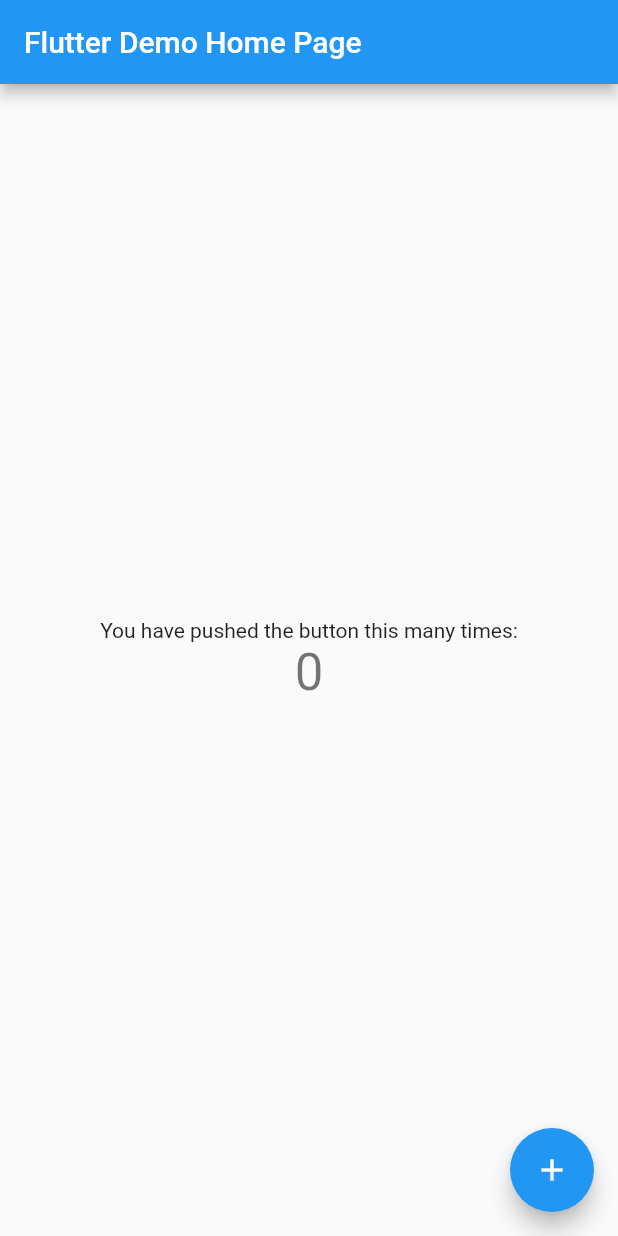
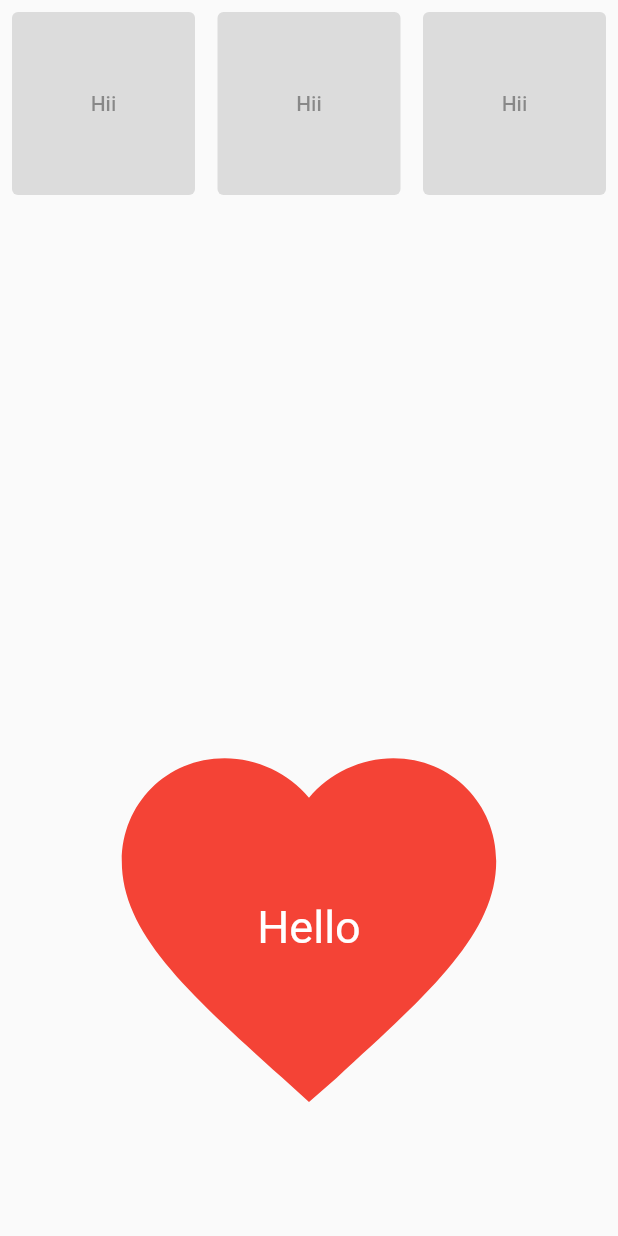
Before and after one commit to Baronsindo/questions_for_couples, a Flutter app: the screen it shows after launch, on a phone screen of 412 x 824 dp. Run offline on Flutter 3.47's test engine with Material 2 defaults, Android fonts, the phone set to English and light mode, and no system bars.

Commit message:
gadit button 3la chkel heart fiha text

```diff
--- a/lib/main.dart
+++ b/lib/main.dart
@@ -22,92 +22,72 @@
         // is not restarted.
         primarySwatch: Colors.blue,
       ),
-      home: MyHomePage(title: 'Flutter Demo Home Page'),
+      home: MyHomePage(),
     );
   }
 }
 
 class MyHomePage extends StatefulWidget {
-  MyHomePage({Key? key, required this.title}) : super(key: key);
-
-  // This widget is the home page of your application. It is stateful, meaning
-  // that it has a State object (defined below) that contains fields that affect
-  // how it looks.
-
-  // This class is the configuration for the state. It holds the values (in this
-  // case the title) provided by the parent (in this case the App widget) and
-  // used by the build method of the State. Fields in a Widget subclass are
-  // always marked "final".
-
-  final String title;
+  const MyHomePage({Key? key}) : super(key: key);
 
   @override
   _MyHomePageState createState() => _MyHomePageState();
 }
 
 class _MyHomePageState extends State<MyHomePage> {
-  int _counter = 0;
-
-  void _incrementCounter() {
-    setState(() {
-      // This call to setState tells the Flutter framework that something has
-      // changed in this State, which causes it to rerun the build method below
-      // so that the display can reflect the updated values. If we changed
-      // _counter without calling setState(), then the build method would not be
-      // called again, and so nothing would appear to happen.
-      _counter++;
-    });
-  }
-
   @override
   Widget build(BuildContext context) {
-    // This method is rerun every time setState is called, for instance as done
-    // by the _incrementCounter method above.
-    //
-    // The Flutter framework has been optimized to make rerunning build methods
-    // fast, so that you can just rebuild anything that needs updating rather
-    // than having to individually change instances of widgets.
-    return Scaffold(
-      appBar: AppBar(
-        // Here we take the value from the MyHomePage object that was created by
-        // the App.build method, and use it to set our appbar title.
-        title: Text(widget.title),
+    return new Scaffold(
+      body: Column(
+        children: [
+          Expanded(
+            child: Padding(
+              padding: const EdgeInsets.all(8.0),
+              child: GridView.count(
+                crossAxisCount: 3,
+                crossAxisSpacing: 15,
+                mainAxisSpacing: 15,
+                children: [
+                  ElevatedButton(
+                    onPressed: null,
+                    child: Text("Hii"),
                   ),
-      body: Center(
-        // Center is a layout widget. It takes a single child and positions it
-        // in the middle of the parent.
-        child: Column(
-          // Column is also a layout widget. It takes a list of children and
-          // arranges them vertically. By default, it sizes itself to fit its
-          // children horizontally, and tries to be as tall as its parent.
-          //
-          // Invoke "debug painting" (press "p" in the console, choose the
-          // "Toggle Debug Paint" action from the Flutter Inspector in Android
-          // Studio, or the "Toggle Debug Paint" command in Visual Studio Code)
-          // to see the wireframe for each widget.
-          //
-          // Column has various properties to control how it sizes itself and
-          // how it positions its children. Here we use mainAxisAlignment to
-          // center the children vertically; the main axis here is the vertical
-          // axis because Columns are vertical (the cross axis would be
-          // horizontal).
-          mainAxisAlignment: MainAxisAlignment.center,
-          children: <Widget>[
-            Text(
-              'You have pushed the button this many times:',
+                  ElevatedButton(
+                    onPressed: null,
+                    child: Text("Hii"),
+                  ),
+                  ElevatedButton(
+                    onPressed: null,
+                    child: Text("Hii"),
+                  )
+                ],
+              ),
+            ),
+          ),
+          Expanded(
+            child: Center(
+              child: Stack(
+                alignment: Alignment.center,
+                children: [
+                  IconButton(
+                    onPressed: () => {},
+                    icon: Icon(Icons.favorite),
+                    iconSize: 300,
+                    color: Colors.red,
                   ),
                   Text(
-              '$_counter',
-              style: Theme.of(context).textTheme.headline4,
+                    "Hello",
+                    style: TextStyle(
+                      color: Colors.white,
+                      fontSize: 30,
+                    ),
                   ),
                 ],
               ),
             ),
-      floatingActionButton: FloatingActionButton(
-        onPressed: _incrementCounter,
-        tooltip: 'Increment',
-        child: Icon(Icons.add),
-      ), // This trailing comma makes auto-formatting nicer for build methods.
+          )
+        ],
+      ),
     );
   }
 }
```
Lines whose indentation alone changed are shown as unchanged.
